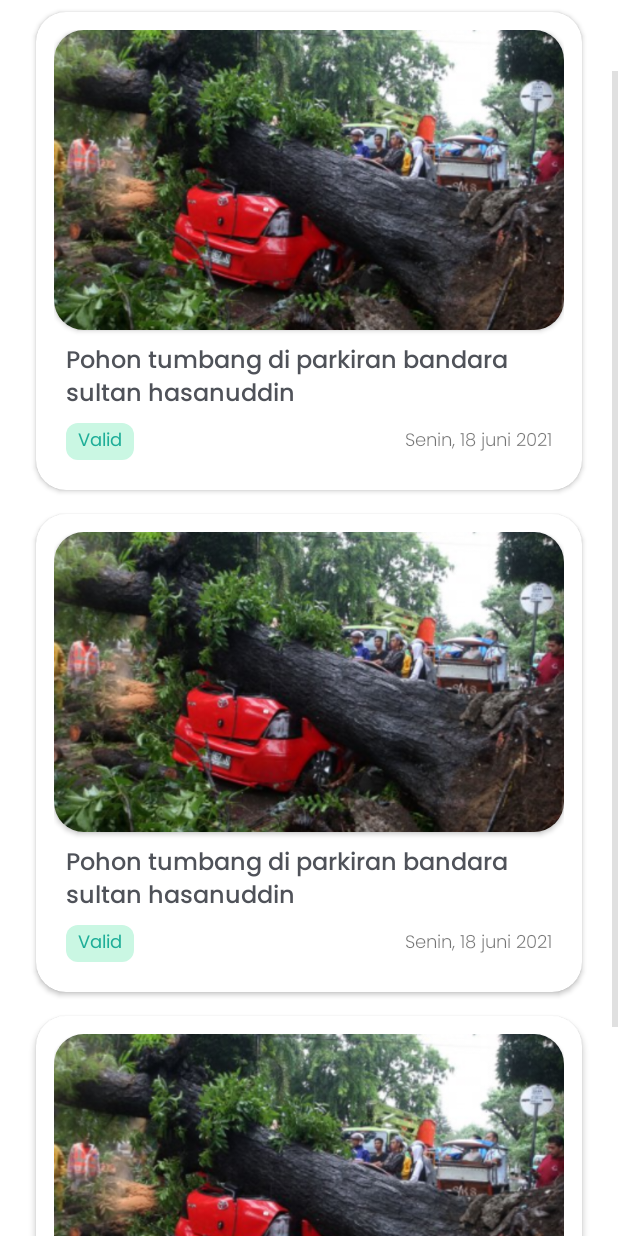
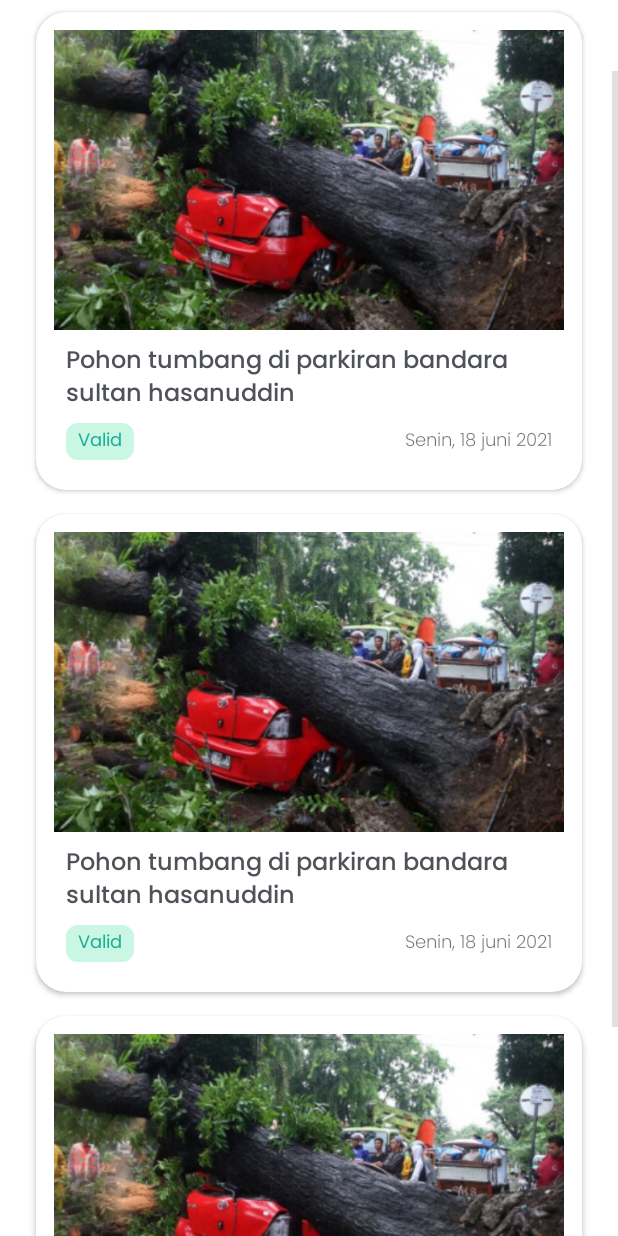
Before and after one commit to rrdhoi/Japor, an Android app: the layout fragment_home.xml on its own in the app's theme, with its tools: preview values and no code run, on a phone screen of 412 x 824 dp. Run offline under Robolectric (Android 15) with nearby library versions, the phone set to English and light mode, and no system bars.

Commit message:
Third Commit

```diff
--- a/app/src/main/java/com/bangkit/japorapp/ui/home/HomeAdapter.kt
+++ b/app/src/main/java/com/bangkit/japorapp/ui/home/HomeAdapter.kt
@@ -2,7 +2,7 @@ package com.bangkit.japorapp.ui.home
 
 import android.annotation.SuppressLint
 import android.content.Intent
-import android.graphics.Color
+import android.util.Log
 import android.view.LayoutInflater
 import android.view.ViewGroup
 import androidx.core.content.ContextCompat
@@ -63,6 +63,8 @@ class HomeAdapter : RecyclerView.Adapter<HomeAdapter.ListViewHolder>() {
                     .load(report.url)
                     .into(binding.ivEvent)
 
+            Log.d("HomeAdapter", "bind: ${report.url}")
+
             itemView.setOnClickListener {
                 val intent = Intent(itemView.context, DetailActivity::class.java)
                 intent.putExtra(DetailActivity.KEY_REPORT, report)
--- a/app/src/main/res/layout/list_all_report.xml
+++ b/app/src/main/res/layout/list_all_report.xml
@@ -23,29 +23,22 @@
             android:layout_height="wrap_content"
             android:padding="12dp">
 
-            <androidx.cardview.widget.CardView
-                android:id="@+id/card_img"
-                android:layout_width="wrap_content"
-                android:layout_height="wrap_content"
-                app:cardCornerRadius="20dp"
+            <ImageView
+                android:id="@+id/iv_event"
+                android:layout_width="match_parent"
+                android:layout_height="200dp"
+                tools:src="@drawable/dummy_foto"
+                android:scaleType="centerCrop"
+                tools:ignore="ContentDescription"
                 app:layout_constraintTop_toTopOf="parent"
                 app:layout_constraintStart_toStartOf="parent"
-                app:layout_constraintEnd_toEndOf="parent">
-
-                <ImageView
-                    android:id="@+id/iv_event"
-                    android:layout_width="match_parent"
-                    android:layout_height="200dp"
-                    tools:src="@drawable/dummy_foto"
-                    android:scaleType="centerCrop"
-                    tools:ignore="ContentDescription" />
-            </androidx.cardview.widget.CardView>
+                app:layout_constraintEnd_toEndOf="parent" />
 
             <TextView
                 android:id="@+id/tv_title"
                 android:layout_width="match_parent"
                 android:layout_height="wrap_content"
-                app:layout_constraintTop_toBottomOf="@id/card_img"
+                app:layout_constraintTop_toBottomOf="@id/iv_event"
                 app:layout_constraintStart_toStartOf="parent"
                 app:layout_constraintEnd_toEndOf="parent"
                 android:layout_marginTop="8dp"
```
